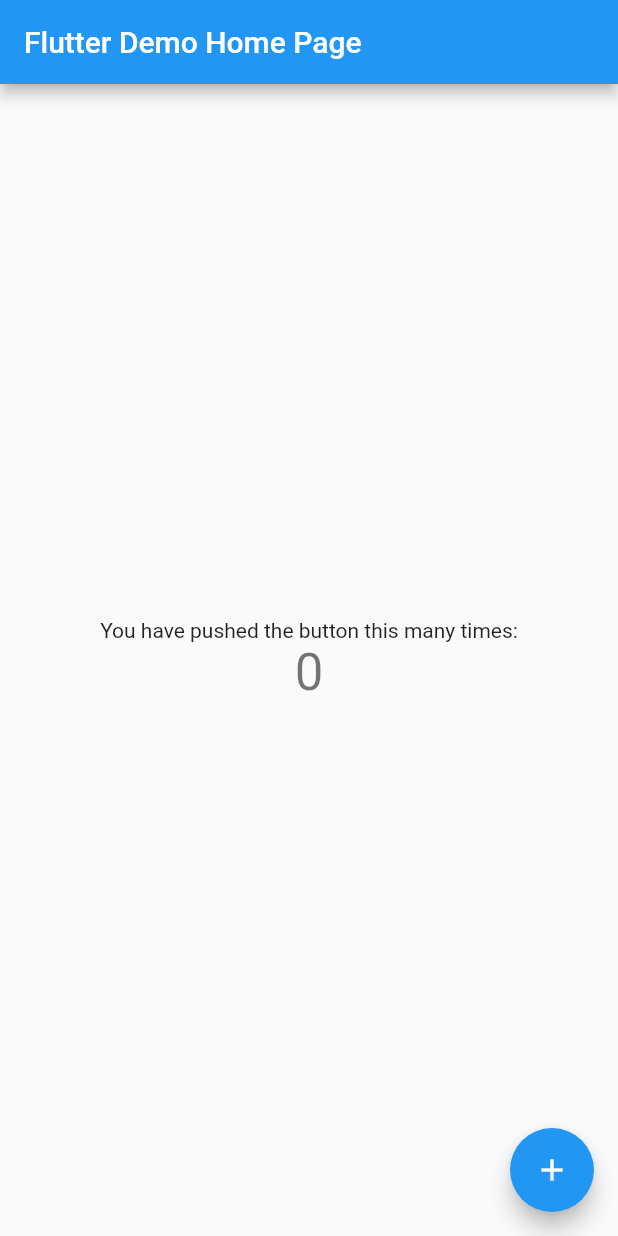
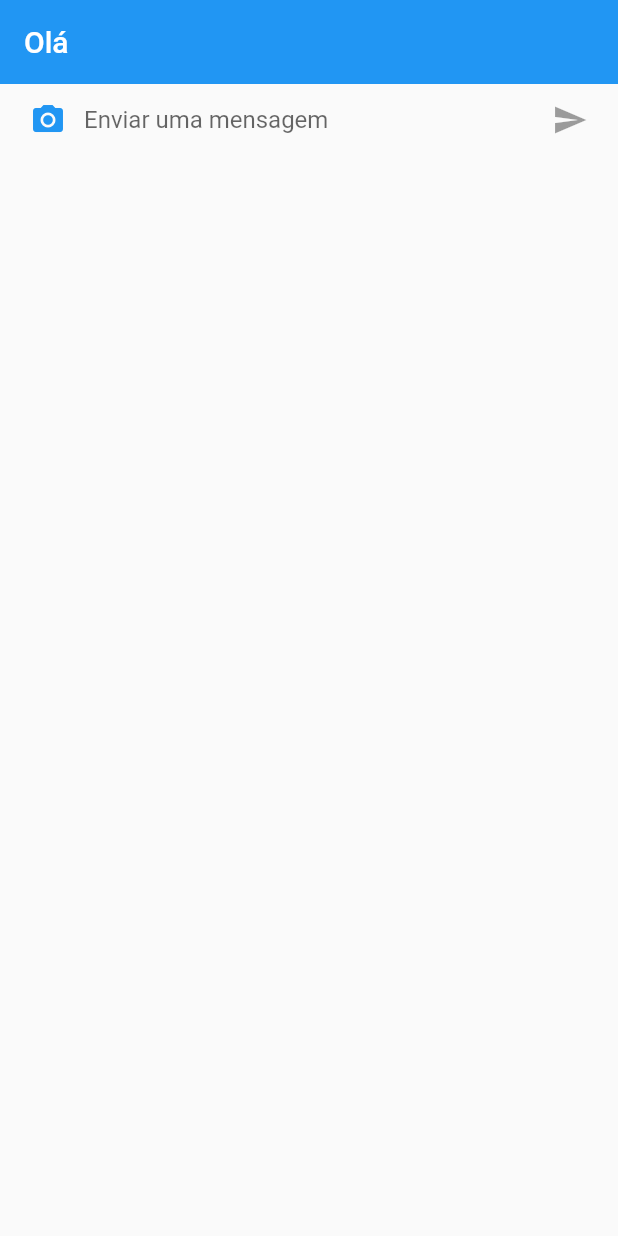
Before and after one commit to TobiasFranca-Dev/Chat-Flutter, a Flutter app: the screen it shows after launch, on a phone screen of 412 x 824 dp. Run offline on Flutter 3.47's test engine with Material 2 defaults, Android fonts, the phone set to English and light mode, and no system bars; our stand-ins replace cloud_firestore, firebase_core, image_picker; accounts and stored records are empty.

```diff
--- /dev/null
+++ b/lib/chat_screen.dart
@@ -0,0 +1,27 @@
+import 'dart:io';
+
+import 'package:chat_flutter/text_composer.dart';
+import 'package:cloud_firestore/cloud_firestore.dart';
+import 'package:flutter/material.dart';
+
+class ChatScreen extends StatefulWidget {
+  @override
+  _ChatScreenState createState() => _ChatScreenState();
+}
+
+class _ChatScreenState extends State<ChatScreen> {
+  void _sendMessage({String text, File imgFile}) {
+    FirebaseFirestore.instance.collection('messages').add({'text': text});
+  }
+
+  @override
+  Widget build(BuildContext context) {
+    return Scaffold(
+      appBar: AppBar(
+        title: Text('Olá'),
+        elevation: 0,
+      ),
+      body: TextComposer(_sendMessage),
+    );
+  }
+}
--- a/lib/main.dart
+++ b/lib/main.dart
@@ -1,117 +1,27 @@
+import 'package:chat_flutter/chat_screen.dart';
+import 'package:cloud_firestore/cloud_firestore.dart';
+import 'package:firebase_core/firebase_core.dart';
 import 'package:flutter/material.dart';
 
-void main() {
+void main() async {
+  WidgetsFlutterBinding.ensureInitialized();
+  await Firebase.initializeApp();
+
   runApp(MyApp());
 }
 
 class MyApp extends StatelessWidget {
-  // This widget is the root of your application.
   @override
   Widget build(BuildContext context) {
     return MaterialApp(
-      title: 'Flutter Demo',
+      debugShowCheckedModeBanner: false,
+      title: 'Chat Flutter',
       theme: ThemeData(
-        // This is the theme of your application.
-        //
-        // Try running your application with "flutter run". You'll see the
-        // application has a blue toolbar. Then, without quitting the app, try
-        // changing the primarySwatch below to Colors.green and then invoke
-        // "hot reload" (press "r" in the console where you ran "flutter run",
-        // or simply save your changes to "hot reload" in a Flutter IDE).
-        // Notice that the counter didn't reset back to zero; the application
-        // is not restarted.
         primarySwatch: Colors.blue,
-        // This makes the visual density adapt to the platform that you run
-        // the app on. For desktop platforms, the controls will be smaller and
-        // closer together (more dense) than on mobile platforms.
         visualDensity: VisualDensity.adaptivePlatformDensity,
+        iconTheme: IconThemeData(color: Colors.blue),
       ),
-      home: MyHomePage(title: 'Flutter Demo Home Page'),
+      home: ChatScreen(),
     );
   }
 }
-
-class MyHomePage extends StatefulWidget {
-  MyHomePage({Key key, this.title}) : super(key: key);
-
-  // This widget is the home page of your application. It is stateful, meaning
-  // that it has a State object (defined below) that contains fields that affect
-  // how it looks.
-
-  // This class is the configuration for the state. It holds the values (in this
-  // case the title) provided by the parent (in this case the App widget) and
-  // used by the build method of the State. Fields in a Widget subclass are
-  // always marked "final".
-
-  final String title;
-
-  @override
-  _MyHomePageState createState() => _MyHomePageState();
-}
-
-class _MyHomePageState extends State<MyHomePage> {
-  int _counter = 0;
-
-  void _incrementCounter() {
-    setState(() {
-      // This call to setState tells the Flutter framework that something has
-      // changed in this State, which causes it to rerun the build method below
-      // so that the display can reflect the updated values. If we changed
-      // _counter without calling setState(), then the build method would not be
-      // called again, and so nothing would appear to happen.
-      _counter++;
-    });
-  }
-
-  @override
-  Widget build(BuildContext context) {
-    // This method is rerun every time setState is called, for instance as done
-    // by the _incrementCounter method above.
-    //
-    // The Flutter framework has been optimized to make rerunning build methods
-    // fast, so that you can just rebuild anything that needs updating rather
-    // than having to individually change instances of widgets.
-    return Scaffold(
-      appBar: AppBar(
-        // Here we take the value from the MyHomePage object that was created by
-        // the App.build method, and use it to set our appbar title.
-        title: Text(widget.title),
-      ),
-      body: Center(
-        // Center is a layout widget. It takes a single child and positions it
-        // in the middle of the parent.
-        child: Column(
-          // Column is also a layout widget. It takes a list of children and
-          // arranges them vertically. By default, it sizes itself to fit its
-          // children horizontally, and tries to be as tall as its parent.
-          //
-          // Invoke "debug painting" (press "p" in the console, choose the
-          // "Toggle Debug Paint" action from the Flutter Inspector in Android
-          // Studio, or the "Toggle Debug Paint" command in Visual Studio Code)
-          // to see the wireframe for each widget.
-          //
-          // Column has various properties to control how it sizes itself and
-          // how it positions its children. Here we use mainAxisAlignment to
-          // center the children vertically; the main axis here is the vertical
-          // axis because Columns are vertical (the cross axis would be
-          // horizontal).
-          mainAxisAlignment: MainAxisAlignment.center,
-          children: <Widget>[
-            Text(
-              'You have pushed the button this many times:',
-            ),
-            Text(
-              '$_counter',
-              style: Theme.of(context).textTheme.headline4,
-            ),
-          ],
-        ),
-      ),
-      floatingActionButton: FloatingActionButton(
-        onPressed: _incrementCounter,
-        tooltip: 'Increment',
-        child: Icon(Icons.add),
-      ), // This trailing comma makes auto-formatting nicer for build methods.
-    );
-  }
-}
--- /dev/null
+++ b/lib/text_composer.dart
@@ -0,0 +1,74 @@
+import 'dart:io';
+
+import 'package:flutter/material.dart';
+import 'package:image_picker/image_picker.dart';
+
+class TextComposer extends StatefulWidget {
+  TextComposer(this.sendMessage);
+
+  final Function({String text, File imgFile}) sendMessage;
+
+  @override
+  _TextComposerState createState() => _TextComposerState();
+}
+
+class _TextComposerState extends State<TextComposer> {
+  bool _isComposing = false;
+  TextEditingController _controller = TextEditingController();
+
+  void _reset() {
+    _controller.clear();
+    setState(() {
+      _isComposing = false;
+    });
+  }
+
+  @override
+  Widget build(BuildContext context) {
+    return Container(
+      margin: const EdgeInsets.symmetric(horizontal: 8),
+      child: Row(
+        children: [
+          IconButton(
+            icon: Icon(Icons.photo_camera),
+            onPressed: () async {
+              final picker = ImagePicker();
+              final imgFile = await picker.getImage(source: ImageSource.camera);
+
+              if (imgFile == null) {
+                return;
+              } else {
+                widget.sendMessage(imgFile: File(imgFile.path));
+              }
+            },
+          ),
+          Expanded(
+            child: TextField(
+              controller: _controller,
+              decoration:
+                  InputDecoration.collapsed(hintText: 'Enviar uma mensagem'),
+              onChanged: (text) {
+                setState(() {
+                  _isComposing = text.isNotEmpty;
+                });
+              },
+              onSubmitted: (text) {
+                widget.sendMessage(text: text);
+                _reset();
+              },
+            ),
+          ),
+          IconButton(
+            icon: Icon(Icons.send),
+            onPressed: _isComposing
+                ? () {
+                    widget.sendMessage(text: _controller.text);
+                    _reset();
+                  }
+                : null,
+          ),
+        ],
+      ),
+    );
+  }
+}
--- a/pubspec.yaml
+++ b/pubspec.yaml
@@ -28,6 +28,12 @@ dependencies:
   # The following adds the Cupertino Icons font to your application.
   # Use with the CupertinoIcons class for iOS style icons.
   cupertino_icons: ^1.0.0
+  firebase_core: ^0.5.3
+  cloud_firestore: ^0.14.4
+  image_picker: ^0.6.7+17
+  google_sign_in: ^4.5.6
+  firebase_storage: ^5.2.0
+  firebase_auth: ^0.18.4+1
 
 dev_dependencies:
   flutter_test:
```
Also changed, not shown: pubspec.lock, 7 other files.
